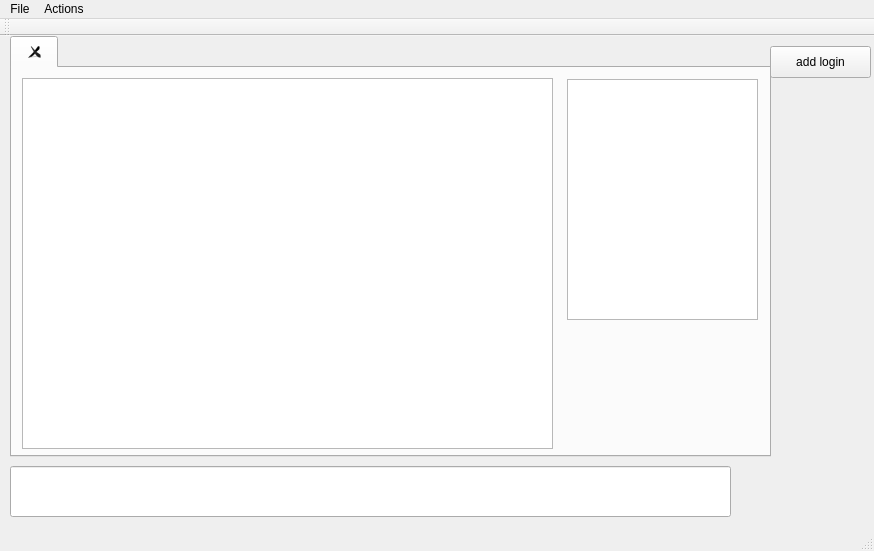
Before: the Qt Designer form mainwindow.ui in drgoebbels/sabot, drawn with Qt 5.
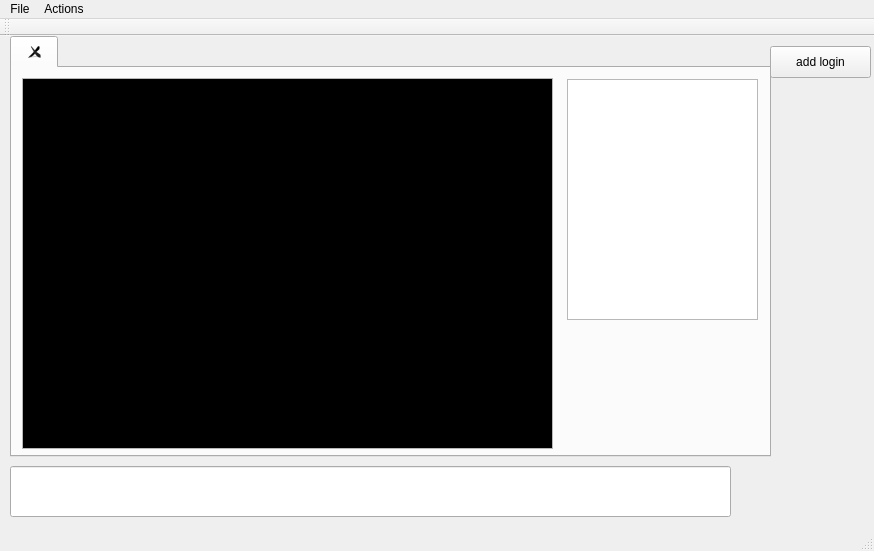
After: the same form once the commit is applied.

What changed in the file:
```diff
--- a/mainwindow.ui
+++ b/mainwindow.ui
@@ -74,6 +74,108 @@
         <height>371</height>
        </rect>
       </property>
+      <property name="palette">
+       <palette>
+        <active>
+         <colorrole role="WindowText">
+          <brush brushstyle="SolidPattern">
+           <color alpha="255">
+            <red>0</red>
+            <green>0</green>
+            <blue>0</blue>
+           </color>
+          </brush>
+         </colorrole>
+         <colorrole role="Text">
+          <brush brushstyle="SolidPattern">
+           <color alpha="255">
+            <red>255</red>
+            <green>255</green>
+            <blue>255</blue>
+           </color>
+          </brush>
+         </colorrole>
+         <colorrole role="Base">
+          <brush brushstyle="SolidPattern">
+           <color alpha="255">
+            <red>0</red>
+            <green>0</green>
+            <blue>0</blue>
+           </color>
+          </brush>
+         </colorrole>
+        </active>
+        <inactive>
+         <colorrole role="WindowText">
+          <brush brushstyle="SolidPattern">
+           <color alpha="255">
+            <red>0</red>
+            <green>0</green>
+            <blue>0</blue>
+           </color>
+          </brush>
+         </colorrole>
+         <colorrole role="Text">
+          <brush brushstyle="SolidPattern">
+           <color alpha="255">
+            <red>255</red>
+            <green>255</green>
+            <blue>255</blue>
+           </color>
+          </brush>
+         </colorrole>
+         <colorrole role="Base">
+          <brush brushstyle="SolidPattern">
+           <color alpha="255">
+            <red>0</red>
+            <green>0</green>
+            <blue>0</blue>
+           </color>
+          </brush>
+         </colorrole>
+        </inactive>
+        <disabled>
+         <colorrole role="WindowText">
+          <brush brushstyle="SolidPattern">
+           <color alpha="255">
+            <red>127</red>
+            <green>127</green>
+            <blue>127</blue>
+           </color>
+          </brush>
+         </colorrole>
+         <colorrole role="Text">
+          <brush brushstyle="SolidPattern">
+           <color alpha="255">
+            <red>127</red>
+            <green>127</green>
+            <blue>127</blue>
+           </color>
+          </brush>
+         </colorrole>
+         <colorrole role="Base">
+          <brush brushstyle="SolidPattern">
+           <color alpha="255">
+            <red>237</red>
+            <green>237</green>
+            <blue>237</blue>
+           </color>
+          </brush>
+         </colorrole>
+        </disabled>
+       </palette>
+      </property>
+      <property name="font">
+       <font>
+        <family>Courier</family>
+       </font>
+      </property>
+      <property name="sizeAdjustPolicy">
+       <enum>QAbstractScrollArea::AdjustToContents</enum>
+      </property>
+      <property name="defaultDropAction">
+       <enum>Qt::IgnoreAction</enum>
+      </property>
       <property name="verticalScrollMode">
        <enum>QAbstractItemView::ScrollPerItem</enum>
       </property>
```
